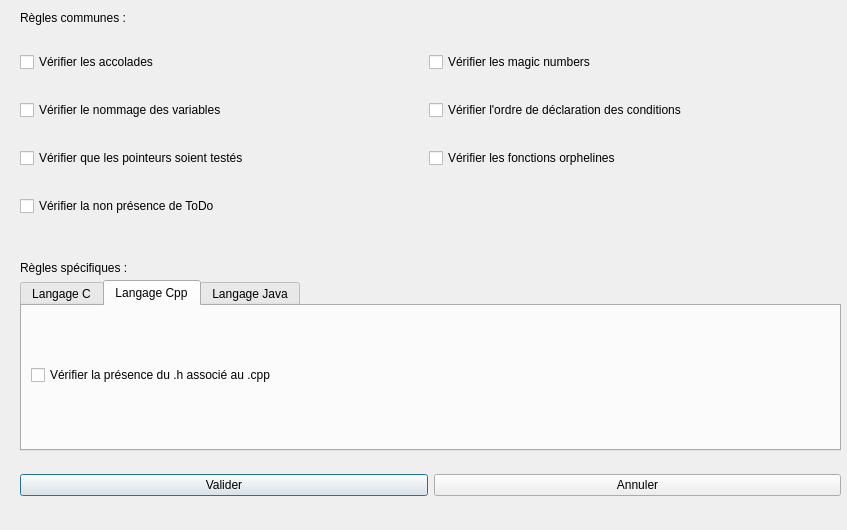
This is rulechoicedialog.ui in FredBELDA/CodingRulesChecker as Qt 5 draws it before an edit. The edited form follows.
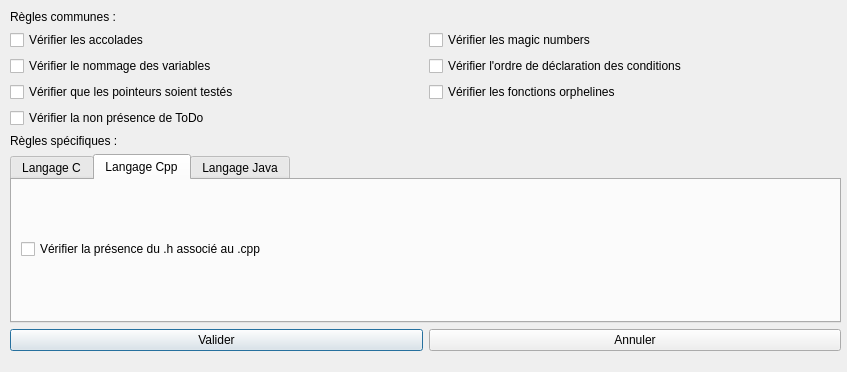
This is the edited form.

Commit message: Add style to project + Manage check rules with ini file

Diff of the .ui file:
```diff
--- a/rulechoicedialog.ui
+++ b/rulechoicedialog.ui
@@ -7,95 +7,30 @@
     <x>0</x>
     <y>0</y>
     <width>847</width>
-    <height>530</height>
+    <height>372</height>
    </rect>
   </property>
   <property name="windowTitle">
    <string>Dialog</string>
   </property>
-  <widget class="QTabWidget" name="tabWidget">
-   <property name="geometry">
-    <rect>
-     <x>20</x>
-     <y>280</y>
-     <width>821</width>
-     <height>171</height>
-    </rect>
-   </property>
-   <property name="currentIndex">
-    <number>1</number>
-   </property>
-   <widget class="QWidget" name="tab_C">
-    <attribute name="title">
-     <string>Langage C</string>
-    </attribute>
-    <widget class="QWidget" name="verticalLayoutWidget">
+  <widget class="QWidget" name="verticalLayoutWidget_4">
      <property name="geometry">
       <rect>
        <x>10</x>
        <y>10</y>
-       <width>791</width>
-       <height>121</height>
-      </rect>
-     </property>
-     <layout class="QVBoxLayout" name="verticalLayout">
+     <width>831</width>
+     <height>341</height>
+    </rect>
+   </property>
+   <layout class="QVBoxLayout" name="verticalLayout_4">
       <item>
-       <layout class="QHBoxLayout" name="horizontalLayout_5">
-        <item>
-         <widget class="QCheckBox" name="checkBox_HFileVerificationForC">
+     <widget class="QLabel" name="label_CommonRules">
           <property name="text">
-           <string>Vérifier la présence du .h associé au .c</string>
+       <string>Règles communes :</string>
           </property>
          </widget>
         </item>
-       </layout>
-      </item>
-     </layout>
-    </widget>
-   </widget>
-   <widget class="QWidget" name="tab_Cpp">
-    <attribute name="title">
-     <string>Langage Cpp</string>
-    </attribute>
-    <widget class="QWidget" name="verticalLayoutWidget_3">
-     <property name="geometry">
-      <rect>
-       <x>9</x>
-       <y>9</y>
-       <width>791</width>
-       <height>121</height>
-      </rect>
-     </property>
-     <layout class="QVBoxLayout" name="verticalLayout_3">
       <item>
-       <layout class="QHBoxLayout" name="horizontalLayout_6">
-        <item>
-         <widget class="QCheckBox" name="checkBox_HFileVerificationForCpp">
-          <property name="text">
-           <string>Vérifier la présence du .h associé au .cpp</string>
-          </property>
-         </widget>
-        </item>
-       </layout>
-      </item>
-     </layout>
-    </widget>
-   </widget>
-   <widget class="QWidget" name="tab_Java">
-    <attribute name="title">
-     <string>Langage Java</string>
-    </attribute>
-   </widget>
-  </widget>
-  <widget class="QWidget" name="verticalLayoutWidget_2">
-   <property name="geometry">
-    <rect>
-     <x>20</x>
-     <y>30</y>
-     <width>811</width>
-     <height>211</height>
-    </rect>
-   </property>
    <layout class="QVBoxLayout" name="verticalLayout_2">
     <item>
      <layout class="QHBoxLayout" name="horizontalLayout">
@@ -163,42 +98,83 @@
      </layout>
     </item>
    </layout>
-  </widget>
-  <widget class="QLabel" name="label_CommonRules">
-   <property name="geometry">
-    <rect>
-     <x>20</x>
-     <y>10</y>
-     <width>811</width>
-     <height>16</height>
-    </rect>
-   </property>
-   <property name="text">
-    <string>Règles communes :</string>
-   </property>
-  </widget>
+    </item>
+    <item>
   <widget class="QLabel" name="label_SpecificRules">
-   <property name="geometry">
-    <rect>
-     <x>20</x>
-     <y>260</y>
-     <width>811</width>
-     <height>16</height>
-    </rect>
-   </property>
    <property name="text">
     <string>Règles spécifiques :</string>
    </property>
   </widget>
-  <widget class="QWidget" name="horizontalLayoutWidget_7">
+    </item>
+    <item>
+     <widget class="QTabWidget" name="tabWidget">
+      <property name="currentIndex">
+       <number>1</number>
+      </property>
+      <widget class="QWidget" name="tab_C">
+       <attribute name="title">
+        <string>Langage C</string>
+       </attribute>
+       <widget class="QWidget" name="verticalLayoutWidget">
    <property name="geometry">
     <rect>
-     <x>20</x>
-     <y>460</y>
-     <width>821</width>
-     <height>51</height>
-    </rect>
-   </property>
+          <x>10</x>
+          <y>10</y>
+          <width>791</width>
+          <height>121</height>
+         </rect>
+        </property>
+        <layout class="QVBoxLayout" name="verticalLayout">
+         <item>
+          <layout class="QHBoxLayout" name="horizontalLayout_5">
+           <item>
+            <widget class="QCheckBox" name="checkBox_HFileVerificationForC">
+             <property name="text">
+              <string>Vérifier la présence du .h associé au .c</string>
+             </property>
+            </widget>
+           </item>
+          </layout>
+         </item>
+        </layout>
+       </widget>
+      </widget>
+      <widget class="QWidget" name="tab_Cpp">
+       <attribute name="title">
+        <string>Langage Cpp</string>
+       </attribute>
+       <widget class="QWidget" name="verticalLayoutWidget_3">
+        <property name="geometry">
+         <rect>
+          <x>9</x>
+          <y>9</y>
+          <width>791</width>
+          <height>121</height>
+         </rect>
+        </property>
+        <layout class="QVBoxLayout" name="verticalLayout_3">
+         <item>
+          <layout class="QHBoxLayout" name="horizontalLayout_6">
+           <item>
+            <widget class="QCheckBox" name="checkBox_HFileVerificationForCpp">
+             <property name="text">
+              <string>Vérifier la présence du .h associé au .cpp</string>
+             </property>
+            </widget>
+           </item>
+          </layout>
+         </item>
+        </layout>
+       </widget>
+      </widget>
+      <widget class="QWidget" name="tab_Java">
+       <attribute name="title">
+        <string>Langage Java</string>
+       </attribute>
+      </widget>
+     </widget>
+    </item>
+    <item>
    <layout class="QHBoxLayout" name="horizontalLayout_7">
     <item>
      <widget class="QPushButton" name="pushButton_Valider">
@@ -215,6 +191,8 @@
      </widget>
     </item>
    </layout>
+    </item>
+   </layout>
   </widget>
  </widget>
  <resources/>
```
Left out of the diff: 2 changed lines with no effect on the pictures. Lines whose indentation alone changed are shown as unchanged. The commit also changes 11 other files.
